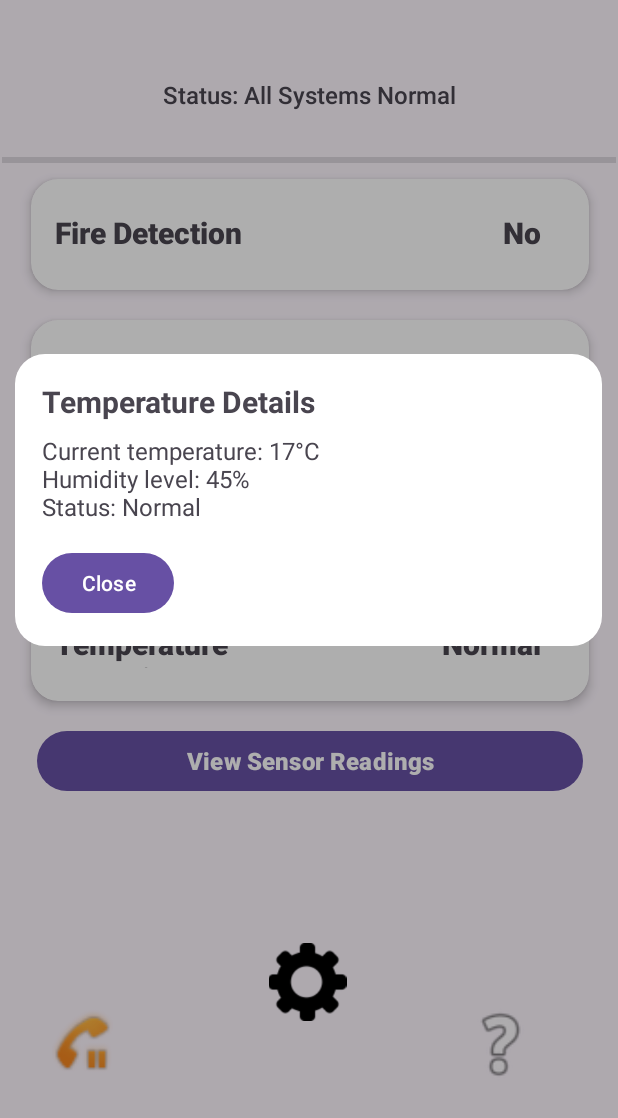
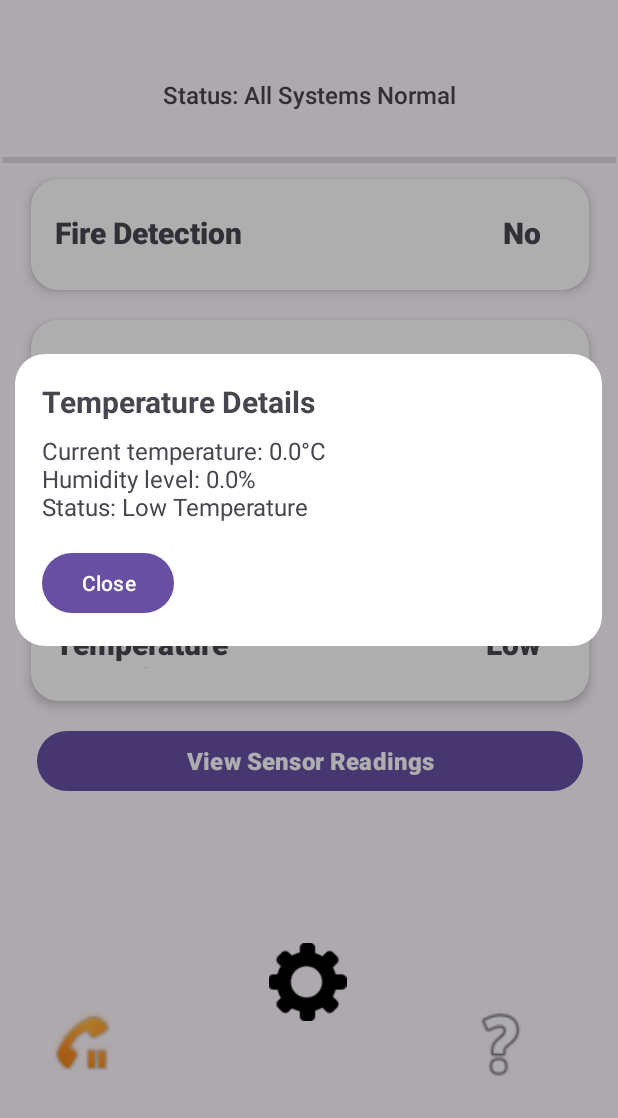
Before and after one commit to AntoOfo/HomeGuard, an Android app: the screen it shows after launch (MainActivity), after a tap on an icon or button, on a phone screen of 412 x 824 dp, the part 118-1236 px from its top. Run offline under Robolectric (Android 15) with nearby library versions, the light colour scheme and no system bars; our stand-ins replace Firebase (no records; nobody signed in at launch, a user with empty details on screens opened directly).

Commit message:
Integrated firebase realtime db and created nodes for sensors which change temp, humidity, status fields accordingly

```diff
--- a/app/build.gradle.kts
+++ b/app/build.gradle.kts
@@ -1,6 +1,7 @@
 plugins {
     alias(libs.plugins.android.application)
     alias(libs.plugins.jetbrains.kotlin.android)
+    id("com.google.gms.google-services")
 }
 
 android {
@@ -45,4 +46,6 @@ dependencies {
     testImplementation(libs.junit)
     androidTestImplementation(libs.androidx.junit)
     androidTestImplementation(libs.androidx.espresso.core)
+    implementation(platform("com.google.firebase:firebase-bom:33.5.1"))
+    implementation("com.google.firebase:firebase-database")
 }
--- a/app/src/main/java/com/example/homeguard/MainActivity.kt
+++ b/app/src/main/java/com/example/homeguard/MainActivity.kt
@@ -15,6 +15,13 @@ import androidx.appcompat.app.AppCompatActivity
 import androidx.cardview.widget.CardView
 import androidx.core.view.ViewCompat
 import androidx.core.view.WindowInsetsCompat
+import com.google.firebase.database.DataSnapshot
+import com.google.firebase.database.DatabaseError
+import com.google.firebase.database.DatabaseReference
+import com.google.firebase.database.FirebaseDatabase
+import com.google.firebase.database.ValueEventListener
+import com.google.firebase.database.ktx.getValue
+
 
 class MainActivity : AppCompatActivity() {
 
@@ -23,6 +30,13 @@ class MainActivity : AppCompatActivity() {
     private lateinit var gasStatus: TextView
     private lateinit var floodStatus: TextView
     private lateinit var tempStatus: TextView
+
+    // firebase db references
+    private lateinit var tempRef: DatabaseReference
+    private lateinit var humidityRef: DatabaseReference
+
+    private var humidity: Double = 0.0
+
 
     override fun onCreate(savedInstanceState: Bundle?) {
         super.onCreate(savedInstanceState)
@@ -46,6 +60,39 @@ class MainActivity : AppCompatActivity() {
         tempStatus = findViewById(R.id.temperatureStatus)
         tempStatus.text = "Normal"
 
+        // firebase db references
+        tempRef = FirebaseDatabase.getInstance().getReference("sensors/temperature")
+        humidityRef = FirebaseDatabase.getInstance().getReference("sensors/humidity")
+
+        // read temp from firebase
+        tempRef.addValueEventListener(object : ValueEventListener {
+            override fun onDataChange(snapshot: DataSnapshot) {
+                // get value for temp
+                val temperature = snapshot.child("value").getValue(Double::class.java) ?: 0.0
+
+
+                updateTempStatus(temperature)
+                tempTile.setOnClickListener {
+                    showTempDetailsDialog(temperature, humidity)
+                }
+            }
+
+            override fun onCancelled(error: DatabaseError) {
+                TODO("Not yet implemented")
+            }
+        })
+
+        // read humidity from firebase
+        humidityRef.addValueEventListener(object : ValueEventListener {
+            override fun onDataChange(snapshot: DataSnapshot) {
+                humidity = snapshot.child("value").getValue(Double::class.java) ?: 0.0
+            }
+
+            override fun onCancelled(error: DatabaseError) {
+                // Handle errors if needed
+            }
+        })
+
         fireTile.setOnClickListener {
 
         }
@@ -62,14 +109,6 @@ class MainActivity : AppCompatActivity() {
             showFloodDetailsDialog(levels, message)
         }
 
-        tempTile.setOnClickListener {
-
-            // placeholders
-            val temp = "17°C"
-            val humidity = "45%"
-            val status = "Normal"  // add if statements for different temp levels
-            showTempDetailsDialog(temp, humidity, status)
-        }
 
         callBtn.setOnClickListener {
             val intent = Intent(this, EmergencyServicesActivity::class.java)
@@ -78,7 +117,22 @@ class MainActivity : AppCompatActivity() {
 
         }
 
-    private fun showTempDetailsDialog(temp: String, humidity: String, status: String) {
+    private fun updateTempStatus(temperature: Double) {
+        // update temp status from values
+        when {
+            temperature < 10 -> {
+                tempStatus.text = "Low"
+            }
+            temperature in 10.0..30.0 -> {
+                tempStatus.text = "Normal"
+            }
+            temperature > 30 -> {
+                tempStatus.text = "High"
+            }
+        }
+    }
+
+    private fun showTempDetailsDialog(temp: Double, humidity: Double) {
         // builds/shows detailed AlertDialog
         val builder = AlertDialog.Builder(this)
 
@@ -89,10 +143,16 @@ class MainActivity : AppCompatActivity() {
         val message = dialogView.findViewById<TextView>(R.id.dialogMessage)
         val closeBtn = dialogView.findViewById<TextView>(R.id.closeBtn)
 
+        // calculates status
+        val status = when {
+            temp < 10 -> "Low Temperature"
+            temp in 10.0..30.0 -> "Normal"
+            else -> "High Temperature"
+        }
         // texts to be changed
         title.text = "Temperature Details"
-        message.text = "Current temperature: $temp\n" +
-                       "Humidity level: $humidity\n" +
+        message.text = "Current temperature: $temp°C\n" +
+                       "Humidity level: $humidity%\n" +
                        "Status: $status"
 
         builder.setView(dialogView)
--- a/build.gradle.kts
+++ b/build.gradle.kts
@@ -2,4 +2,5 @@
 plugins {
     alias(libs.plugins.android.application) apply false
     alias(libs.plugins.jetbrains.kotlin.android) apply false
+    id("com.google.gms.google-services") version "4.4.2" apply false
 }
```
Also changed, not shown: 1 other file.
